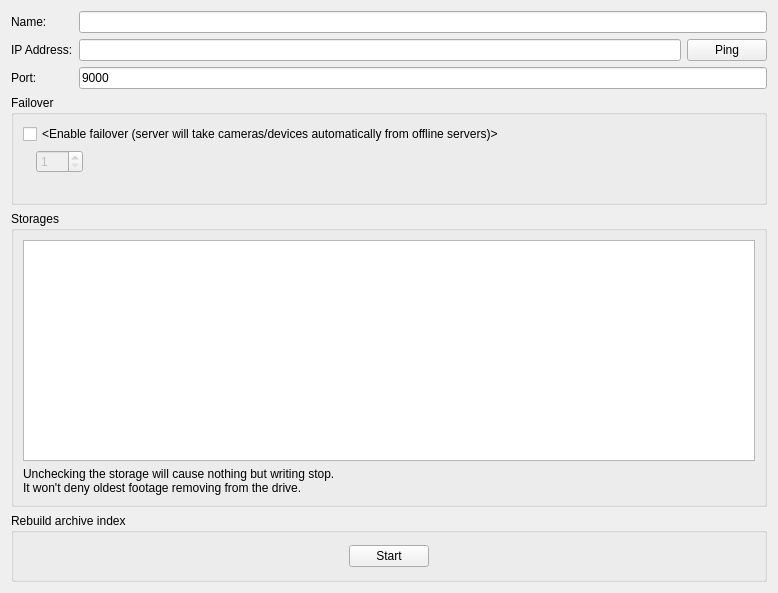
Before: the Qt Designer form client/src/ui/widgets/properties/server_settings_widget.ui in networkoptix/nx_open, drawn with Qt 5.
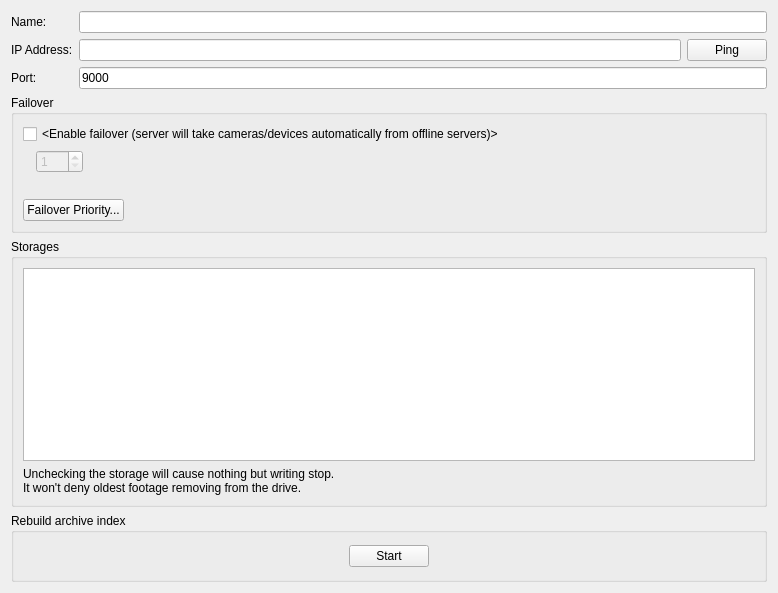
After: the same form once the commit is applied. Custom widgets are drawn as their Qt base class.

Commit message:
VMS-961: Failover priority dialog
<==== Mercurial data ====>
Branch: dev_2.4.1_gui

```diff
--- a/client/src/ui/widgets/properties/server_settings_widget.ui
+++ b/client/src/ui/widgets/properties/server_settings_widget.ui
@@ -152,6 +152,19 @@
       <item>
        <widget class="QLabel" name="failoverWarningLabel"/>
       </item>
+      <item>
+       <widget class="QPushButton" name="failoverPriorityButton">
+        <property name="sizePolicy">
+         <sizepolicy hsizetype="Fixed" vsizetype="Fixed">
+          <horstretch>0</horstretch>
+          <verstretch>0</verstretch>
+         </sizepolicy>
+        </property>
+        <property name="text">
+         <string>Failover Priority...</string>
+        </property>
+       </widget>
+      </item>
      </layout>
     </widget>
    </item>
```
The commit also changes 18 other files.
